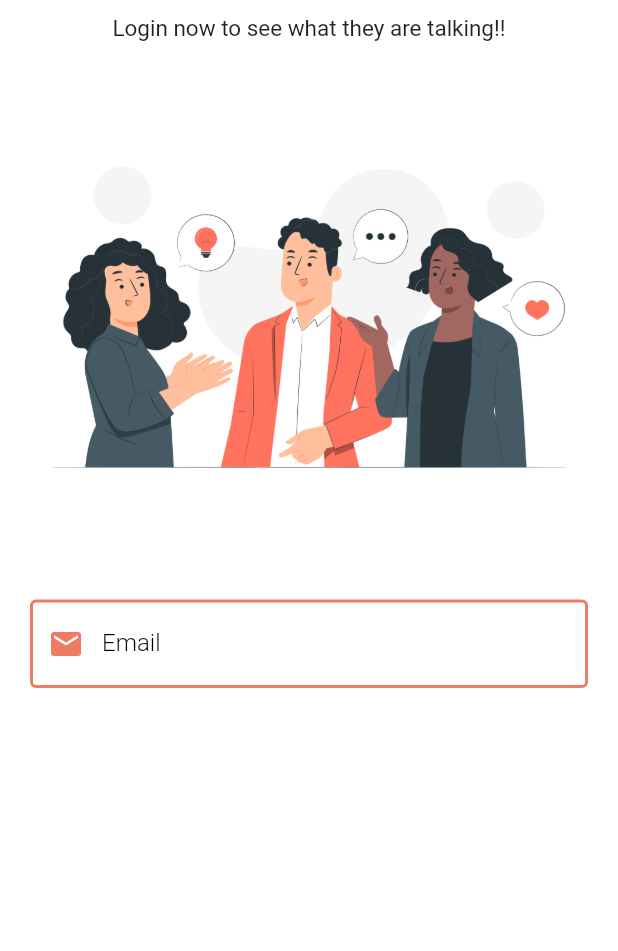
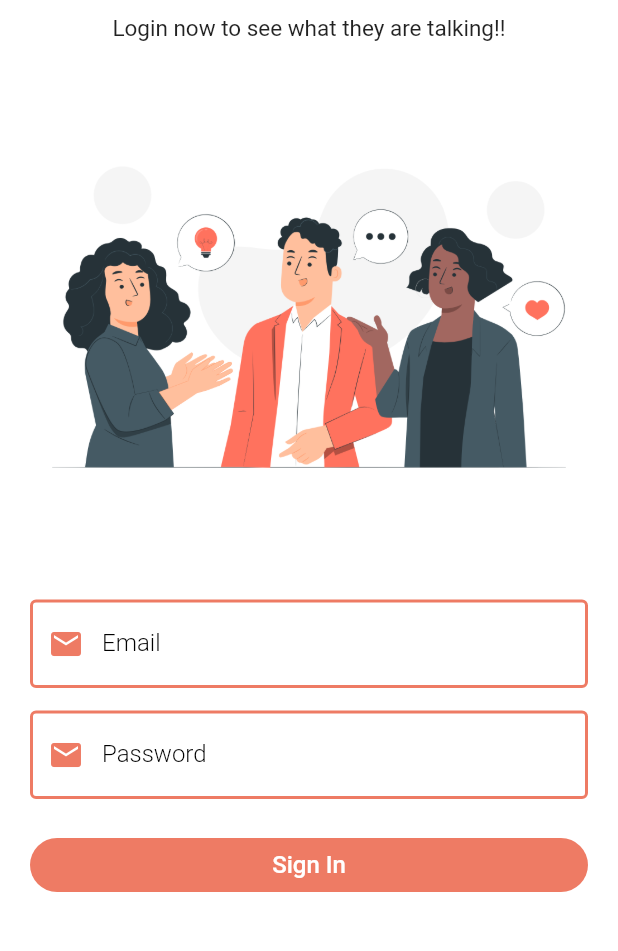
Before and after one commit to Rashadul-hub/groupie_chat_app, a Flutter app: the screen it shows after launch, on a phone screen of 412 x 824 dp, the part 191-1142 px from its top. Run offline on Flutter 3.47's test engine with Material 2 defaults, Android fonts, the phone set to English and light mode, and no system bars; our stand-ins replace firebase_core, shared_preferences; accounts and stored records are empty.

Commit message:
Added Buttons & Validator Checking

```diff
--- a/lib/pages/auth/login_page.dart
+++ b/lib/pages/auth/login_page.dart
@@ -1,3 +1,5 @@
+import 'dart:math';
+
 import 'package:flutter/material.dart';
 import 'package:groupie/widgets/widgets.dart';
 
@@ -10,6 +12,8 @@
 
 class _LoginPageState extends State<LoginPage> {
   final formKey = GlobalKey<FormState>();
+  String email = "";
+  String password = "";
 
   @override
   Widget build(BuildContext context) {
@@ -46,13 +50,63 @@
                 Image.asset("assets/login.png"),
                 TextFormField(
                   decoration: textInputDecoration.copyWith(
-                    labelText: "Email",
-                    prefixIcon: Icon(
-                      Icons.email,
-                      color: Theme.of(context).primaryColor,
+                      labelText: "Email",
+                      prefixIcon: Icon(
+                        Icons.email,
+                        color: Theme.of(context).primaryColor,
+                      )),
+                  onChanged: (val) {
+                    setState(() {
+                      email = val;
+                    });
+                  },
+                  // Check The Validation
+                  validator: (val) {
+                    return RegExp(
+                                r"^[a-zA-Z0-9.!#$%&'*+-/=?^_`{|}~]+@[a-zA-Z0-9]+\.[a-zA-Z]+")
+                            .hasMatch(val!)
+                        ? null
+                        : "Please enter a valid email";
+                  },
+                ),
+                const SizedBox(height: 15),
+                TextFormField(
+                  obscureText: true,
+                  decoration: textInputDecoration.copyWith(
+                      labelText: "Password",
+                      prefixIcon: Icon(
+                        Icons.email,
+                        color: Theme.of(context).primaryColor,
+                      )),
+                  validator: (val) {
+                    if (val!.length < 6) {
+                      return "Password must be at least 6 characters";
+                    } else {
+                      return null;
+                    }
+                  },
+                  onChanged: (val) {
+                    setState(() {
+                      password = val;
+                    });
+                  },
+                ),
+                const SizedBox(height: 20),
+                SizedBox(
+                  width: double.infinity,
+                  child: ElevatedButton(
+                    style: ElevatedButton.styleFrom(
+                        primary: Theme.of(context).primaryColor,
+                        elevation: 0,
+                        shape: RoundedRectangleBorder(
+                            borderRadius: BorderRadius.circular(30))),
+                    child: const Text(
+                      "Sign In",
+                      style: TextStyle(color: Colors.white, fontSize: 16),
                     ),
+                    onPressed: () {},
                   ),
-                ),
+                )
               ],
             ),
           ),
```
